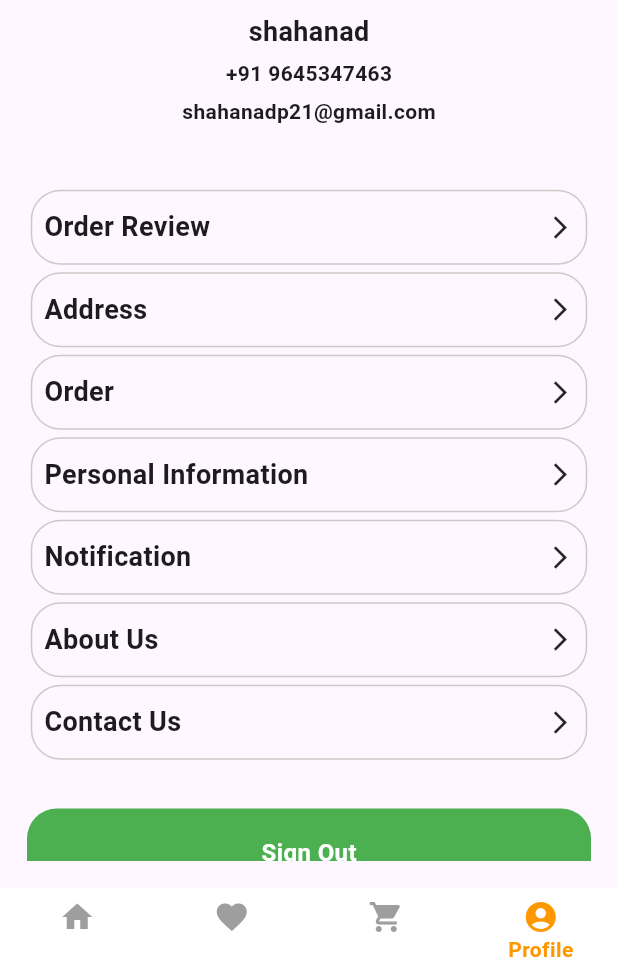
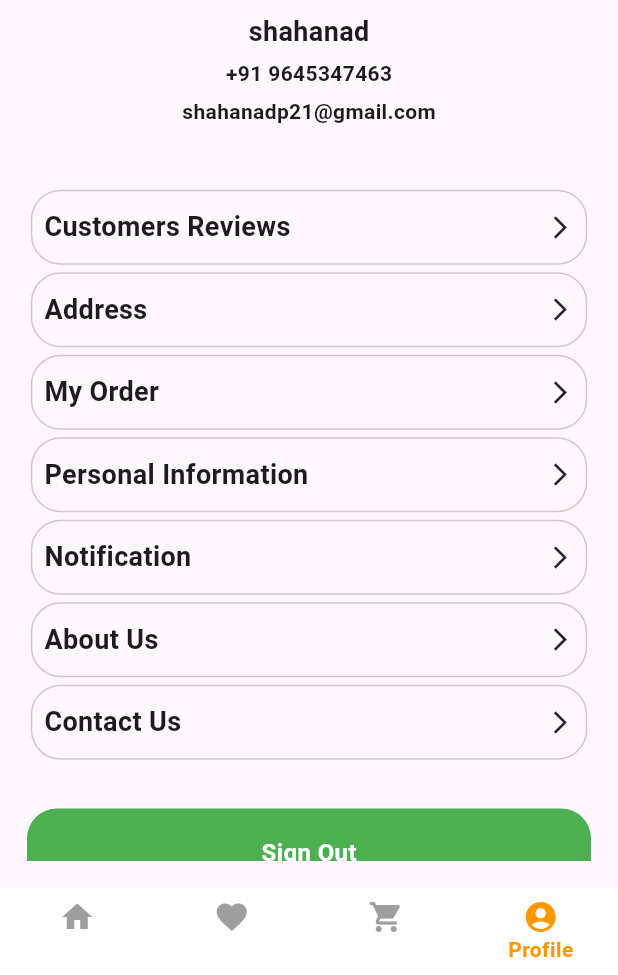
Before and after one commit to Shahanad-p/foody_buddy, a Flutter app: the screen it shows after launch, item 4 of the bottom bar chosen, on a phone screen of 412 x 824 dp, the part 261-1236 px from its top. Run offline on Flutter 3.47's test engine with Material 3 defaults, Android fonts, the phone set to English and light mode, and no system bars.

Commit message:
done some little chages to the ui

```diff
--- a/lib/view/profile.dart
+++ b/lib/view/profile.dart
@@ -1,6 +1,11 @@
 import 'package:flutter/material.dart';
+import 'package:foody_buddy/widgets/about_us_screen.dart';
+import 'package:foody_buddy/widgets/address_screen.dart';
 import 'package:foody_buddy/widgets/button.dart';
-import 'package:foody_buddy/widgets/order_review_screen.dart';
+import 'package:foody_buddy/widgets/my_order_screen.dart';
+import 'package:foody_buddy/widgets/notification_screen.dart';
+import 'package:foody_buddy/widgets/personal_info_screen.dart';
+import 'package:foody_buddy/widgets/customers_reviews_screen.dart';
 
 class Profile extends StatefulWidget {
   const Profile({super.key});
@@ -81,20 +86,42 @@ class _ProfileState extends State<Profile> {
                 children: [
                   GestureDetector(
                     onTap: () => Navigator.of(context).push(MaterialPageRoute(
-                        builder: (context) => OrderReviewWidget())),
+                        builder: (context) => CustomersReviewsWidget())),
                     child: MyTextWidget(
-                        text1: 'Order Review', icon1: Icons.arrow_forward_ios),
+                        text1: 'Customers Reviews',
+                        icon1: Icons.arrow_forward_ios),
                   ),
-                  MyTextWidget(
-                      text1: 'Address', icon1: Icons.arrow_forward_ios),
-                  MyTextWidget(text1: 'Order', icon1: Icons.arrow_forward_ios),
-                  MyTextWidget(
-                      text1: 'Personal Information',
-                      icon1: Icons.arrow_forward_ios),
-                  MyTextWidget(
-                      text1: 'Notification', icon1: Icons.arrow_forward_ios),
-                  MyTextWidget(
-                      text1: 'About Us', icon1: Icons.arrow_forward_ios),
+                  GestureDetector(
+                    onTap: () => Navigator.of(context).push(MaterialPageRoute(
+                        builder: (context) => AddressWidget())),
+                    child: MyTextWidget(
+                        text1: 'Address', icon1: Icons.arrow_forward_ios),
+                  ),
+                  GestureDetector(
+                    onTap: () => Navigator.of(context).push(MaterialPageRoute(
+                        builder: (context) => MyOrderWidget())),
+                    child: MyTextWidget(
+                        text1: 'My Order', icon1: Icons.arrow_forward_ios),
+                  ),
+                  GestureDetector(
+                    onTap: () => Navigator.of(context).push(MaterialPageRoute(
+                        builder: (context) => PersonalInfoWidget())),
+                    child: MyTextWidget(
+                        text1: 'Personal Information',
+                        icon1: Icons.arrow_forward_ios),
+                  ),
+                  GestureDetector(
+                    onTap: () => Navigator.of(context).push(MaterialPageRoute(
+                        builder: (context) => NotificationWidget())),
+                    child: MyTextWidget(
+                        text1: 'Notification', icon1: Icons.arrow_forward_ios),
+                  ),
+                  GestureDetector(
+                    onTap: () => Navigator.of(context).push(MaterialPageRoute(
+                        builder: (context) => AboutUsWidget())),
+                    child: MyTextWidget(
+                        text1: 'About Us', icon1: Icons.arrow_forward_ios),
+                  ),
                   MyTextWidget(
                       text1: 'Contact Us', icon1: Icons.arrow_forward_ios),
                 ],
--- a/lib/widgets/order_review_screen.dart
+++ b/lib/widgets/my_order_screen.dart
@@ -1,14 +1,14 @@
 import 'package:flutter/material.dart';
 
-class OrderReviewWidget extends StatelessWidget {
-  const OrderReviewWidget({super.key});
+class MyOrderWidget extends StatelessWidget {
+  const MyOrderWidget({super.key});
 
   @override
   Widget build(BuildContext context) {
     return Scaffold(
       appBar: AppBar(
         title: Text(
-          'Order Review',
+          'My Order',
           style: TextStyle(color: Colors.black),
         ),
         centerTitle: true,
```
Also changed, not shown: lib/widgets/about_us_screen.dart (+21 -0 lines), lib/widgets/address_screen.dart (+21 -0 lines), lib/widgets/customers_reviews_screen.dart (added, +76 -0 lines), lib/widgets/notification_screen.dart (+21 -0 lines), lib/widgets/personal_info_screen.dart (+21 -0 lines), 1 other file.
